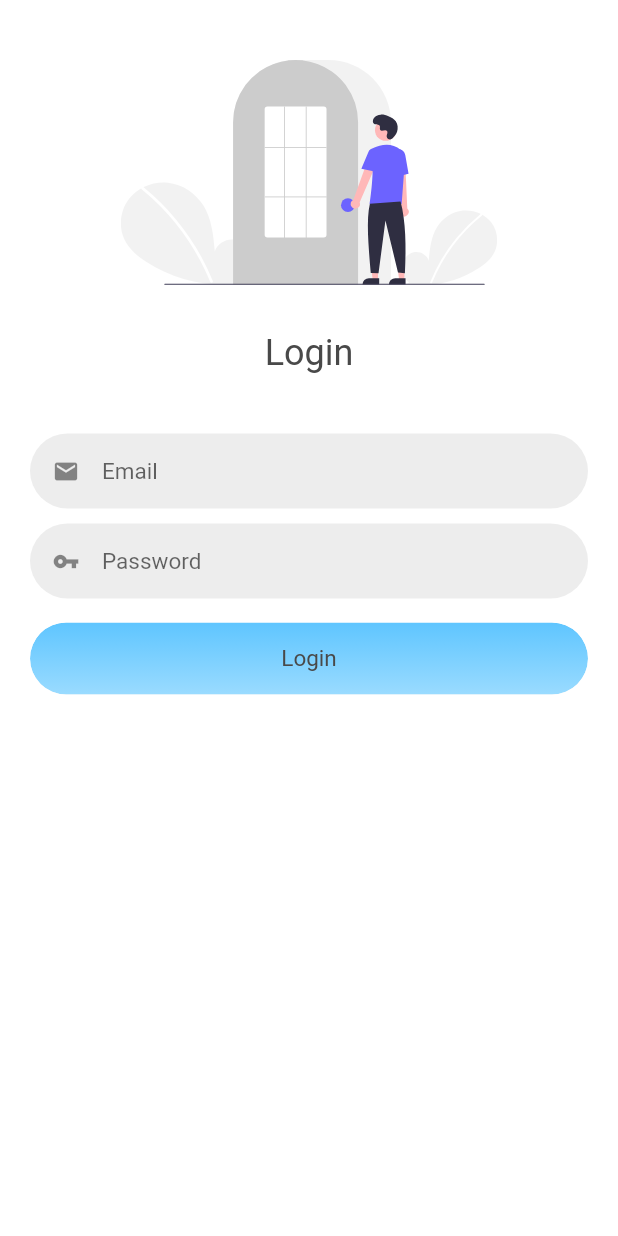
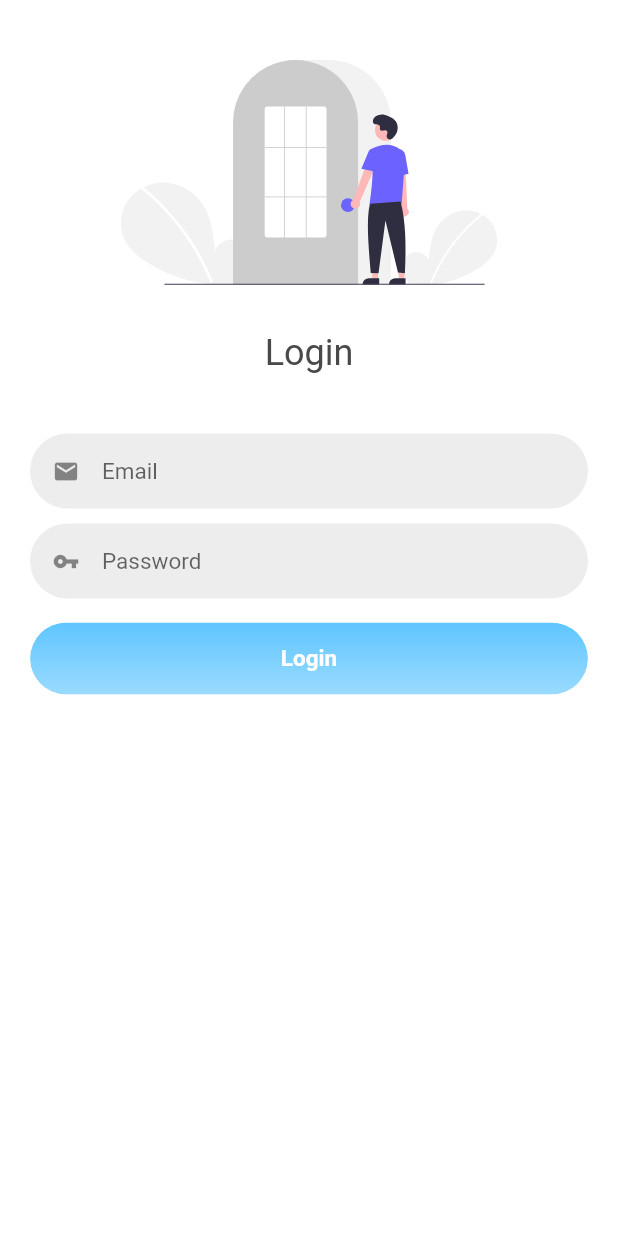
Before and after one commit to talhakerpicci/house-of-auctions-flutter, a Flutter app: the LoginScreen screen opened by its route, on a phone screen of 412 x 824 dp. Run offline on Flutter 3.47's test engine with Material 2 defaults, Android fonts, the phone set to English and light mode, and no system bars; our stand-ins replace another_flushbar, auto_route, cached_network_image, carousel_slider, connectivity_plus, convex_bottom_bar and 16 more; missing offline and left inert: data_channel, fresh_dio; accounts and stored records are empty; generated files the repository leaves out were written again; project files that could hold a hidden picture were left out.

Commit message:
Button style changed

```diff
--- a/lib/presentation/screens/authentication/login_screen.dart
+++ b/lib/presentation/screens/authentication/login_screen.dart
@@ -107,7 +107,6 @@ class _LoginScreenState extends ConsumerState<LoginScreen> {
                 fullWidth: false,
                 buttonPadding: const EdgeInsets.symmetric(horizontal: 20),
                 onPressed: () async {
-                  /* context.router.replaceAll([const AppNavigatorRoute()]); */
                   final isValid = _form.currentState!.validate();
                   if (!isValid) {
                     return;
@@ -120,7 +119,10 @@ class _LoginScreenState extends ConsumerState<LoginScreen> {
                 child: Center(
                   child: Text(
                     'Login',
-                    style: getTextTheme(context).subtitle1,
+                    style: getTextTheme(context).subtitle1!.copyWith(
+                          color: Colors.white,
+                          fontWeight: FontWeight.bold,
+                        ),
                   ),
                 ),
               ),
```
